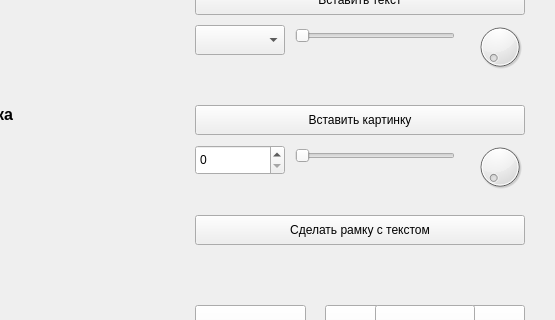
This is osn.ui in KiraArensky/memcreator as Qt 5 draws it before an edit; both pictures show x 345 to 900 and y 115 to 435 of the 900 by 600 pixel window. The edited form follows.
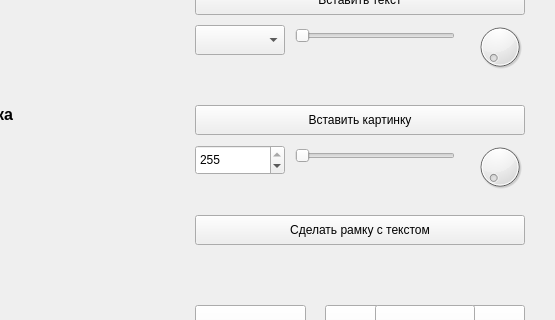
This is the edited form.

Commit message: Поворот картинки + текст все норм, сейчас прозрачность доделать и шрифты

Patch:
```diff
--- a/osn.ui
+++ b/osn.ui
@@ -152,6 +152,24 @@
       <height>30</height>
      </rect>
     </property>
+    <property name="suffix">
+     <string/>
+    </property>
+    <property name="minimum">
+     <number>0</number>
+    </property>
+    <property name="maximum">
+     <number>255</number>
+    </property>
+    <property name="singleStep">
+     <number>1</number>
+    </property>
+    <property name="stepType">
+     <enum>QAbstractSpinBox::DefaultStepType</enum>
+    </property>
+    <property name="value">
+     <number>255</number>
+    </property>
    </widget>
    <widget class="QPushButton" name="menu">
     <property name="geometry">
```
Left out of the diff: 2 changed lines with no effect on the pictures. The commit also changes 2 other files.
